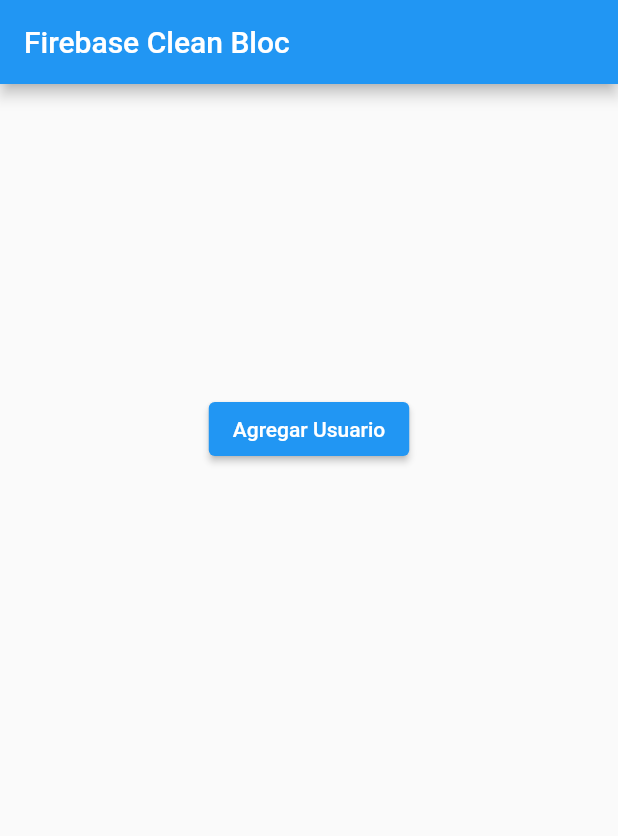
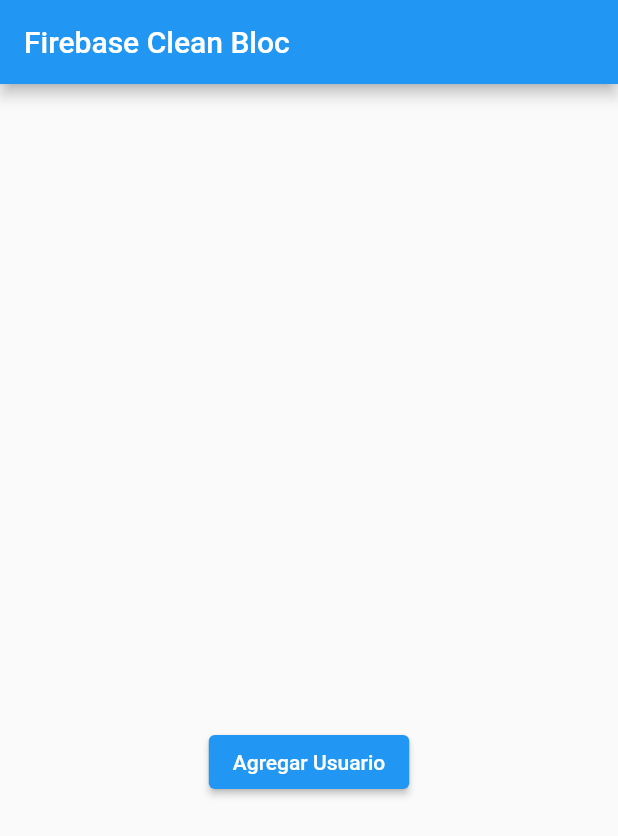
Before and after one commit to adawolfs/firebase_clean_bloc, a Flutter app: the screen it shows after launch, on a phone screen of 412 x 824 dp. Shown: the top 836 px of the screen. Run offline on Flutter 3.47's test engine with Material 2 defaults, Android fonts, the light colour scheme and no system bars; our stand-ins replace cloud_firestore, firebase_core, flutter_bloc; accounts and stored records are empty; generated files the repository leaves out were written again.

Commit message:
refactor: list_user properties

```diff
--- a/lib/user/ui/screens/user_list.dart
+++ b/lib/user/ui/screens/user_list.dart
@@ -10,10 +10,11 @@
   @override
   Widget build(BuildContext context) {
     final double width = MediaQuery.of(context).size.width;
+    final double height = MediaQuery.of(context).size.height;
     return BlocProvider(
       create: (context) => UserBloc(),
       child: Column(children: [
-        ListUserWidget(width: width),
+        ListUserWidget(width: width, height: height),
         const AddUserWidget(),
       ]),
     );
--- a/lib/user/ui/widgets/list_user.dart
+++ b/lib/user/ui/widgets/list_user.dart
@@ -5,13 +5,15 @@
 
 class ListUserWidget extends StatelessWidget {
   final double width;
-  const ListUserWidget({Key? key, required this.width}) : super(key: key);
+  final double height;
+  const ListUserWidget({Key? key, required this.width, required this.height})
+      : super(key: key);
 
   @override
   Widget build(BuildContext context) {
     return BlocBuilder<UserBloc, UserState>(
       builder: (context, state) {
-        return UserListView(width: width, users: state.users);
+        return UserListView(width: width, height: height, users: state.users);
       },
     );
   }
@@ -19,14 +21,23 @@
 
 class UserListView extends StatelessWidget {
   final double width;
+  final double height;
   final List<User> users;
-  const UserListView({Key? key, required this.width, required this.users})
+  const UserListView(
+      {Key? key,
+      required this.width,
+      required this.users,
+      required this.height})
       : super(key: key);
 
   @override
   Widget build(BuildContext context) {
-    return SizedBox(
-      height: width / 2,
+    return ConstrainedBox(
+      constraints: const BoxConstraints(minWidth: 200),
+      child: Padding(
+        padding: const EdgeInsets.all(8.0),
+        child: SizedBox(
+          height: height / 2,
           width: width / 2,
           child: ListView.builder(
             itemCount: users.length,
@@ -36,6 +47,8 @@
               );
             },
           ),
+        ),
+      ),
     );
   }
 }
```
Also changed, not shown: 1 other file. Lines whose indentation alone changed are shown as unchanged.
